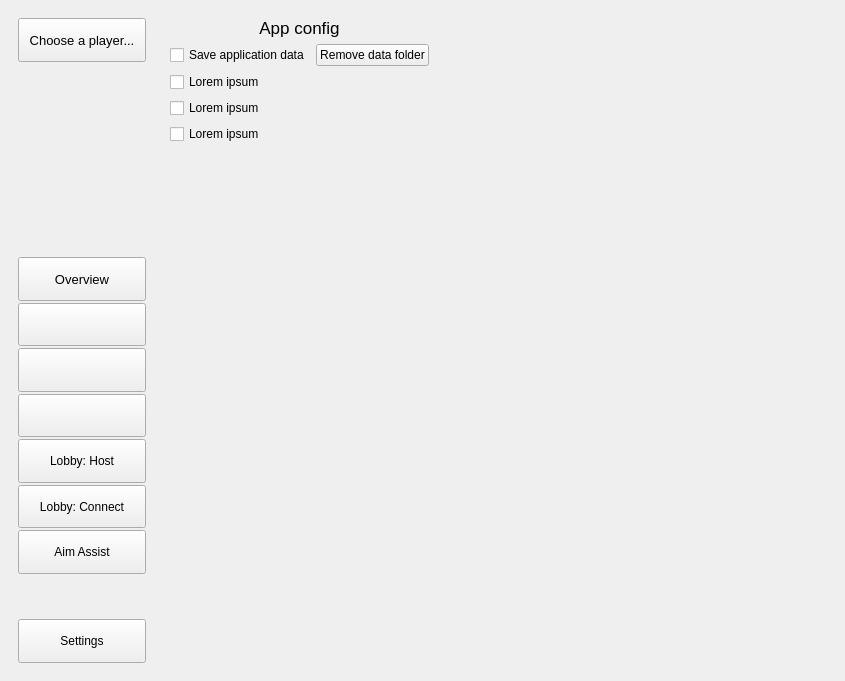
PrefectSol/osu-master, file osu-master/mainwindow.ui: the form before one commit.
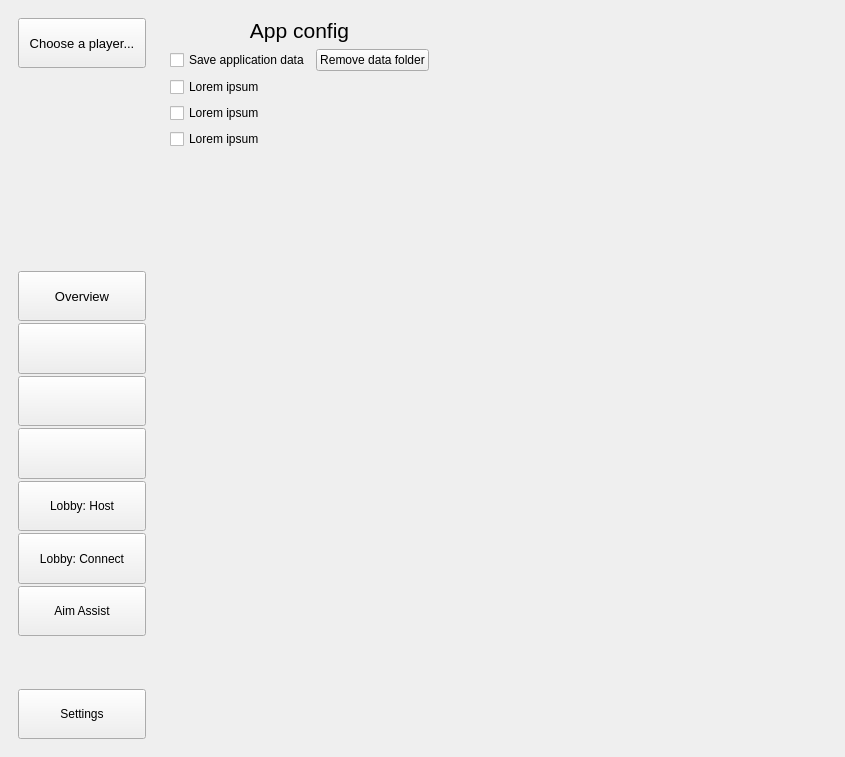
The form after the commit. The open tabs and pages were chosen to show the change.

```diff
--- a/osu-master/mainwindow.ui
+++ b/osu-master/mainwindow.ui
@@ -7,7 +7,7 @@
     <x>0</x>
     <y>0</y>
     <width>845</width>
-    <height>681</height>
+    <height>757</height>
    </rect>
   </property>
   <property name="windowTitle">
@@ -82,9 +82,18 @@
               <height>110</height>
              </size>
             </property>
+            <property name="maximumSize">
+             <size>
+              <width>110</width>
+              <height>110</height>
+             </size>
+            </property>
             <property name="text">
              <string/>
             </property>
+            <property name="alignment">
+             <set>Qt::AlignCenter</set>
+            </property>
            </widget>
           </item>
          </layout>
@@ -1246,7 +1255,7 @@
            <widget class="QLabel" name="label_2">
             <property name="font">
              <font>
-              <pointsize>13</pointsize>
+              <pointsize>16</pointsize>
              </font>
             </property>
             <property name="text">
```
Left out of the diff: 16 changed lines with no effect on the pictures.
